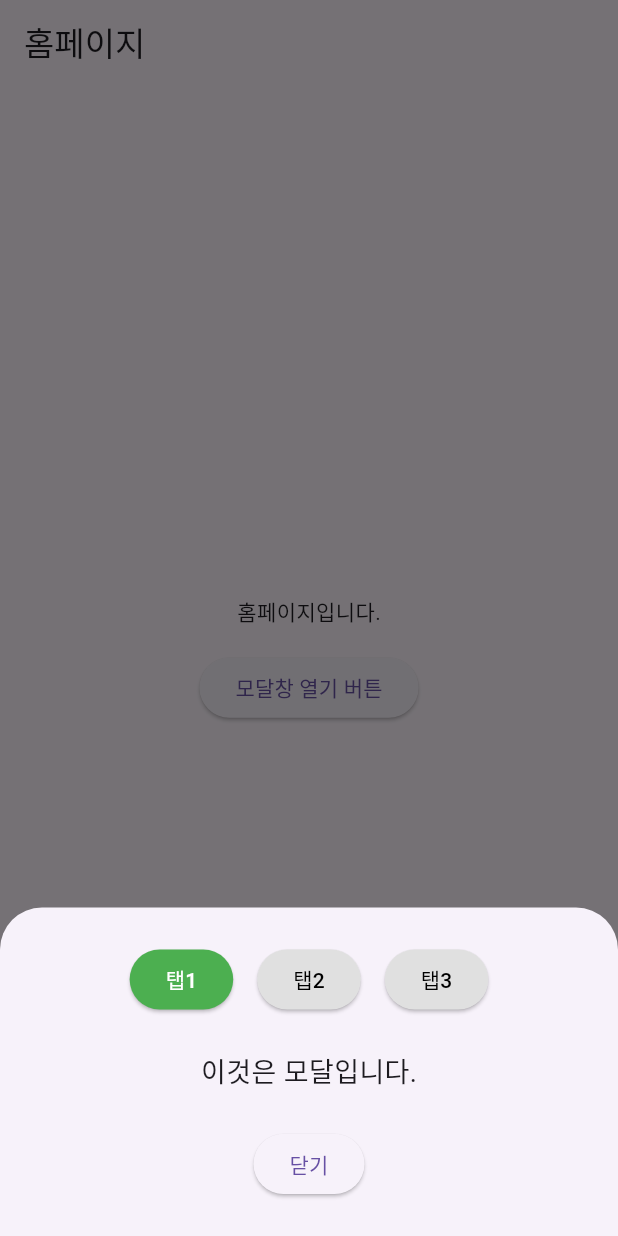
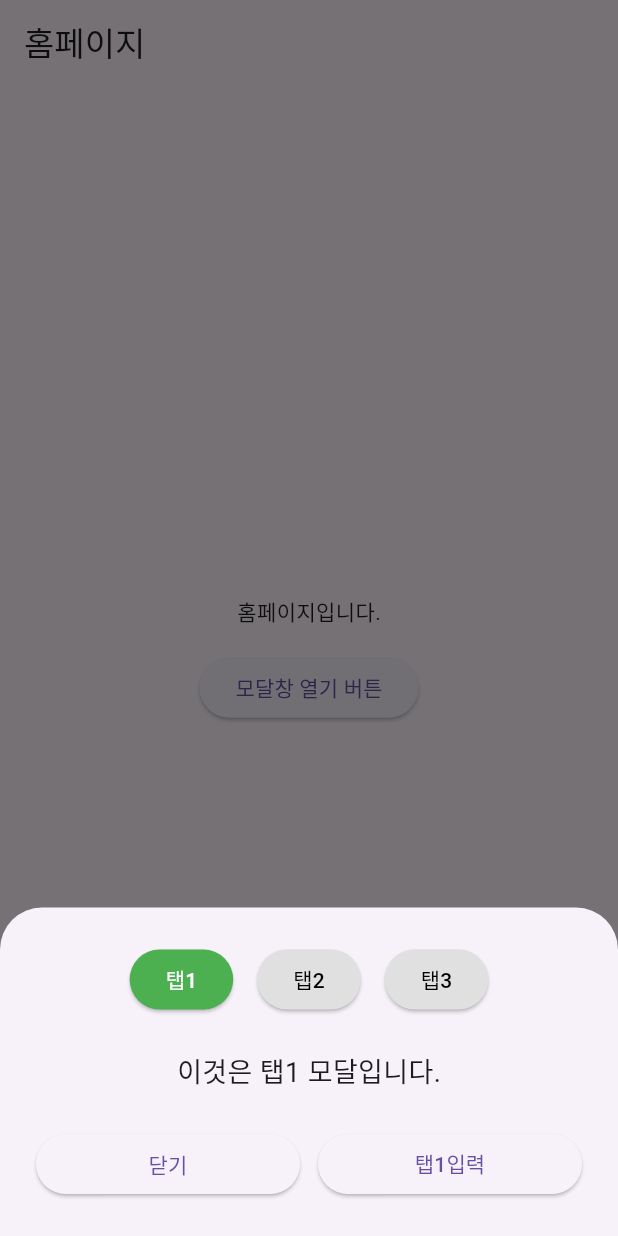
Before and after one commit to laurenCho9/flutter_feat_modal_and_push, a Flutter app: the screen it shows after launch, after a tap on "모달창 열기 버튼", on a phone screen of 412 x 824 dp. Run offline on Flutter 3.47's test engine with Material 3 defaults, Android fonts, the phone set to English and light mode, and no system bars.

Commit message:
feat: 각 탭메뉴에 해당하는 설명글, 버튼명 추가

```diff
--- a/lib/modal.dart
+++ b/lib/modal.dart
@@ -12,6 +12,8 @@ class _CustomModalState extends State<CustomModal> {
 
   @override
   Widget build(BuildContext context) {
+    final tabTexts = ['이것은 탭1 모달입니다.', '이것은 탭2 모달입니다.', '이것은 탭3 모달입니다.'];
+    final inputButtonTexts = ['탭1입력', '탭2입력', '탭3입력'];
     return Padding(
       padding: const EdgeInsets.all(24.0),
       child: Column(
@@ -42,11 +44,25 @@ class _CustomModalState extends State<CustomModal> {
             ),
           ),
           const SizedBox(height: 24),
-          const Text('이것은 모달입니다.', style: TextStyle(fontSize: 18)),
+          Text(tabTexts[_selectedTab], style: const TextStyle(fontSize: 18)),
           const SizedBox(height: 24),
-          ElevatedButton(
-            onPressed: () => Navigator.of(context).pop(),
-            child: const Text('닫기'),
+          Row(
+            mainAxisAlignment: MainAxisAlignment.center,
+            children: [
+              Expanded(
+                child: ElevatedButton(
+                  onPressed: () => Navigator.of(context).pop(),
+                  child: const Text('닫기'),
+                ),
+              ),
+              const SizedBox(width: 12),
+              Expanded(
+                child: ElevatedButton(
+                  onPressed: () {},
+                  child: Text(inputButtonTexts[_selectedTab]),
+                ),
+              ),
+            ],
           ),
         ],
       ),
```
